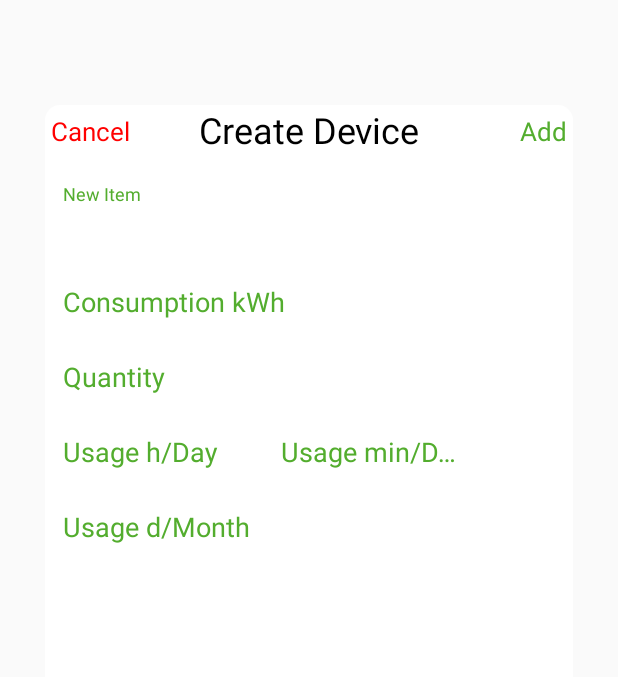
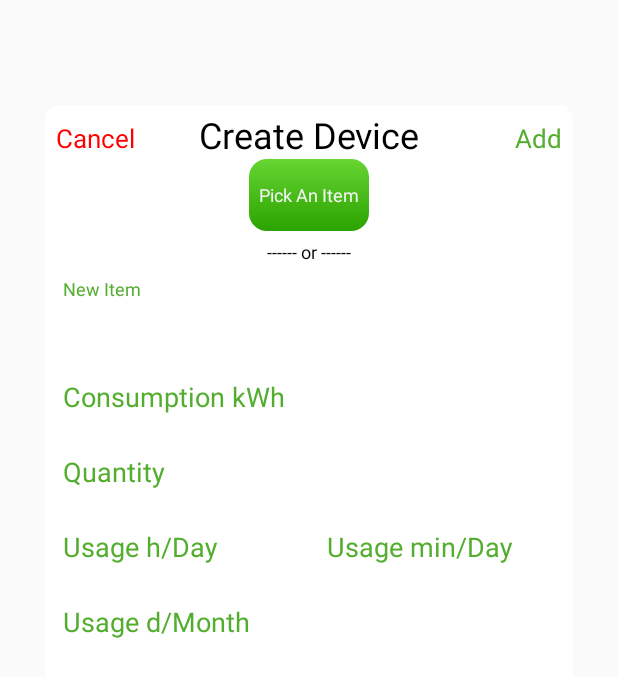
Before and after one commit to juxstaposition/ElectricityBillCalculator, an Android app: the layout activity_new_device.xml on its own in the app's theme, with its tools: preview values and no code run, on a phone screen of 412 x 824 dp. Shown: the top 677 px of the screen. Run offline under Robolectric (Android 15) with nearby library versions, the phone set to English and light mode, and no system bars.

Commit message:
visual update
Input windows are now scalable
When profile layout clicked, activity with proper name is opened

```diff
--- a/app/src/main/java/advanced/android/ebcm/Constant.java
+++ b/app/src/main/java/advanced/android/ebcm/Constant.java
@@ -7,7 +7,7 @@ import android.view.animation.AnimationUtils;
 
 public class Constant {
     public static final String FAVOURITE_DEVICE = "FAVOURITE_DEVICE";
-    public static final String PROFILE_DEVICE = "PROFILE_DEVICE";
+    public static final String PROFILE_DEVICES = "PROFILE_DEVICES";
     public static final String EDIT_PROFILE = "EDIT_PROFILE";
 
 
--- a/app/src/main/java/advanced/android/ebcm/NewProfileActivity.java
+++ b/app/src/main/java/advanced/android/ebcm/NewProfileActivity.java
@@ -65,6 +65,9 @@ public class NewProfileActivity extends AppCompatActivity implements View.OnClic
 
             if (profileName.length() == 0){
                 validation = sendWarningToast("Insert Profile Name!");
+                TextInputLayout newProfileName = findViewById(R.id.newProfileName);
+                newProfileName.setErrorEnabled(true);
+                newProfileName.setError(getString(R.string.add));
             }
 
             if (validation && profileDescription.length() == 0 ){
--- a/app/src/main/java/advanced/android/ebcm/Profile.java
+++ b/app/src/main/java/advanced/android/ebcm/Profile.java
@@ -150,7 +150,7 @@ public class Profile {
         );
         CoordinatorLayout.LayoutParams lllp = new CoordinatorLayout.LayoutParams(CoordinatorLayout.LayoutParams.WRAP_CONTENT,
                                                 CoordinatorLayout.LayoutParams.WRAP_CONTENT);
-
+        lllp.setMargins(convertDpToPx(0,dm),convertDpToPx(-5,dm),convertDpToPx(-5,dm),convertDpToPx(0,dm));
         lllp.gravity = Gravity.RIGHT;
         clipDelete.setLayoutParams(lllp);
 
--- a/app/src/main/res/drawable/basic_button_green.xml
+++ b/app/src/main/res/drawable/basic_button_green.xml
@@ -8,8 +8,8 @@
             android:endColor="#2AA300">
     </gradient>
     <size
-            android:width="50dp"
-            android:height="25dp">
+            android:width="80dp"
+            android:height="20dp">
     </size>
 
 </shape>
--- a/app/src/main/res/layout/activity_new_device.xml
+++ b/app/src/main/res/layout/activity_new_device.xml
@@ -12,24 +12,23 @@
             android:id="@+id/backViewNavigation"
             android:layout_width="match_parent"
             android:layout_height="match_parent"
-            tools:layout_editor_absoluteY="0dp" tools:layout_editor_absoluteX="0dp"/>
+            tools:layout_editor_absoluteY="0dp"
+            tools:layout_editor_absoluteX="0dp"/>
 
     <android.support.constraint.ConstraintLayout
             android:layout_width="match_parent"
-            android:layout_height="match_parent"
+            android:layout_height="wrap_content"
             android:background="@drawable/pop_up_background"
             android:layout_marginTop="70dp"
             android:layout_marginLeft="30dp"
             android:layout_marginRight="30dp"
-            android:layout_marginBottom="160dp"
+            app:layout_constraintTop_toTopOf="parent"
+            app:layout_constraintLeft_toLeftOf="parent"
+            android:clickable="true"
+            android:focusable="true"
 
     >
-            <View
-                    android:id="@+id/view"
-                    android:layout_width="match_parent"
-                    android:layout_height="match_parent"
-                    android:clickable="true"
-                    android:focusable="true"/>
+
             <TextView
                     android:text="@string/create_new_item"
                     android:textSize="24sp"
@@ -37,27 +36,27 @@
                     android:layout_height="wrap_content"
                     android:id="@+id/title"
                     android:textColor="@color/black"
+                    android:layout_marginTop="3dp"
 
                     app:layout_constraintTop_toTopOf="parent"
                     app:layout_constraintLeft_toLeftOf="parent"
                     app:layout_constraintRight_toRightOf="parent"/>
             <TextView
-                    android:visibility="gone"
+                    android:visibility="visible"
                     android:text="@string/orText"
                     android:textSize="12sp"
                     android:layout_width="wrap_content"
                     android:layout_height="wrap_content"
                     android:id="@+id/orText"
                     android:textColor="@color/black"
-                    android:layout_margin="5dp"
+                    android:layout_marginTop="5dp"
 
                     app:layout_constraintTop_toBottomOf="@id/buttonItemPick"
                     app:layout_constraintLeft_toLeftOf="parent"
-                    app:layout_constraintRight_toRightOf="parent"
-                    app:layout_constraintBottom_toTopOf="@id/newItemName"/>
+                    app:layout_constraintRight_toRightOf="parent"/>
 
             <Button
-                    android:visibility="gone"
+                    android:visibility="visible"
                     android:id="@+id/buttonItemPick"
                     android:text="@string/pick_an_item"
                     android:layout_width="wrap_content"
@@ -74,30 +73,41 @@
                     android:text="@string/add"
                     android:textColor="@color/colorSecondary"
                     android:textSize="17sp"
-                    android:layout_marginRight="4dp"
-                    android:layout_marginTop="5dp"
+                    android:layout_marginRight="7dp"
+                    android:layout_marginTop="10dp"
                     android:layout_width="wrap_content"
                     android:layout_height="wrap_content"
                     android:id="@+id/buttonItemAdd"
                     app:layout_constraintRight_toRightOf="parent"
-                    app:layout_constraintTop_toTopOf="parent" />
+                    app:layout_constraintTop_toTopOf="parent"
+            />
             <TextView
                     android:text="@string/cancel"
                     android:textColor="@color/red"
                     android:textSize="17sp"
-                    android:layout_marginLeft="4dp"
-                    android:layout_marginTop="5dp"
+                    android:layout_marginLeft="7dp"
+                    android:layout_marginTop="10dp"
                     android:layout_width="wrap_content"
                     android:layout_height="wrap_content"
                     android:id="@+id/buttonItemCancel"
                     app:layout_constraintLeft_toLeftOf="parent"
-                    app:layout_constraintTop_toTopOf="parent"/>
+                    app:layout_constraintTop_toTopOf="parent"
+            />
+
+            <LinearLayout
+                    android:layout_width="match_parent"
+                    android:layout_height="wrap_content"
+                    android:orientation="vertical"
+                    android:paddingTop="10dp"
+                    android:paddingBottom="40dp"
+                    app:layout_constraintTop_toBottomOf="@+id/orText"
+                    app:layout_constraintLeft_toLeftOf="parent"
+                    app:layout_constraintRight_toRightOf="parent"
+            >
                 <android.support.design.widget.TextInputLayout
                         android:id="@+id/newItemName"
                         android:layout_width="match_parent"
                         android:layout_height="wrap_content"
-                    android:layout_marginTop="20dp"
-                    app:layout_constraintTop_toBottomOf="@+id/orText"
                         android:textColorHint="@color/colorSecondary"
                 >
 
@@ -113,8 +123,7 @@
                         android:id="@+id/newItemConsumption"
                         android:layout_width="match_parent"
                         android:layout_height="wrap_content"
-                    android:textColorHint="@color/colorSecondary"
-                    app:layout_constraintTop_toBottomOf="@+id/newItemName">
+                        android:textColorHint="@color/colorSecondary">
 
                     <android.support.design.widget.TextInputEditText
                             android:layout_width="match_parent"
@@ -123,13 +132,11 @@
                             android:textColor="@color/black"
                             android:inputType="number"/>
                 </android.support.design.widget.TextInputLayout>
-
                 <android.support.design.widget.TextInputLayout
                         android:id="@+id/newItemQuantity"
                         android:layout_width="match_parent"
                         android:layout_height="wrap_content"
-                    android:textColorHint="@color/colorSecondary"
-                    app:layout_constraintTop_toBottomOf="@+id/newItemConsumption">
+                        android:textColorHint="@color/colorSecondary">
 
                     <android.support.design.widget.TextInputEditText
                             android:layout_width="match_parent"
@@ -139,31 +146,37 @@
                             android:inputType="number"/>
                 </android.support.design.widget.TextInputLayout>
 
+                <LinearLayout
+                        android:layout_width="match_parent"
+                        android:layout_height="wrap_content"
+                        android:orientation="horizontal"
+                        android:weightSum="2"
+                        android:minWidth="200dp"
+                >
                     <android.support.design.widget.TextInputLayout
+                            android:layout_weight="1"
                             android:id="@+id/newItemUsageHours"
-                    android:layout_width="145dp"
-                    app:layout_constraintHorizontal_weight="1"
+                            android:layout_width="wrap_content"
                             android:layout_height="wrap_content"
-                    android:textColorHint="@color/colorSecondary"
-                    app:layout_constraintLeft_toLeftOf="parent"
-                    app:layout_constraintRight_toLeftOf="@+id/newItemUsageMinutes"
-                    app:layout_constraintTop_toBottomOf="@+id/newItemQuantity">
+                            android:textColorHint="@color/colorSecondary">
 
                         <android.support.design.widget.TextInputEditText
                                 android:layout_width="match_parent"
                                 android:layout_height="wrap_content"
                                 android:hint="@string/usage_h_day"
                                 android:textColor="@color/black"
+                                android:imeOptions="actionNext"
+                                android:nextFocusDown="@+id/newItemUsageMinutes"
                                 android:inputType="time"/>
                     </android.support.design.widget.TextInputLayout>
 
                     <android.support.design.widget.TextInputLayout
                             android:id="@+id/newItemUsageMinutes"
-                android:layout_width="145dp"
+                            android:layout_weight="1"
+                            android:layout_width="wrap_content"
                             android:layout_height="wrap_content"
                             android:textColorHint="@color/colorSecondary"
-                app:layout_constraintTop_toBottomOf="@+id/newItemQuantity"
-                app:layout_constraintLeft_toRightOf="@+id/newItemUsageHours">
+                    >
 
                         <android.support.design.widget.TextInputEditText
                                 android:layout_width="match_parent"
@@ -172,13 +185,16 @@
                                 android:textColor="@color/black"
                                 android:inputType="time"/>
                     </android.support.design.widget.TextInputLayout>
+                </LinearLayout>
+
 
                 <android.support.design.widget.TextInputLayout
                         android:id="@+id/newItemUsageDays"
                         android:layout_width="match_parent"
                         android:layout_height="wrap_content"
                         android:textColorHint="@color/colorSecondary"
-                    app:layout_constraintTop_toBottomOf="@+id/newItemUsageHours">
+
+                >
 
                     <android.support.design.widget.TextInputEditText
                             android:layout_width="match_parent"
@@ -188,5 +204,17 @@
                             android:inputType="numberSigned"/>
                 </android.support.design.widget.TextInputLayout>
 
+            </LinearLayout>
+
+
+
+
+
+
+
+
+
+
+
     </android.support.constraint.ConstraintLayout>
 </android.support.constraint.ConstraintLayout>
```
Also changed, not shown: app/src/main/java/advanced/android/ebcm/DevicesListActivity.java (+24 -0 lines), app/src/main/java/advanced/android/ebcm/MainActivity.java (+21 -23 lines), app/src/main/java/advanced/android/ebcm/NewDeviceActivity.java (+17 -10 lines), app/src/main/res/layout/activity_new_profile.xml (+14 -11 lines). Lines whose indentation alone changed are shown as unchanged.
